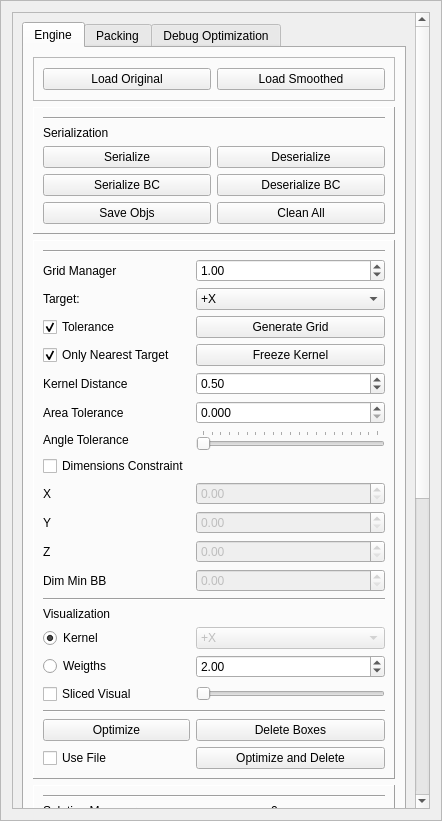
Old version of the form GUI/managers/enginemanager.ui in the repository alemuntoni/HeightFieldDecomposition.
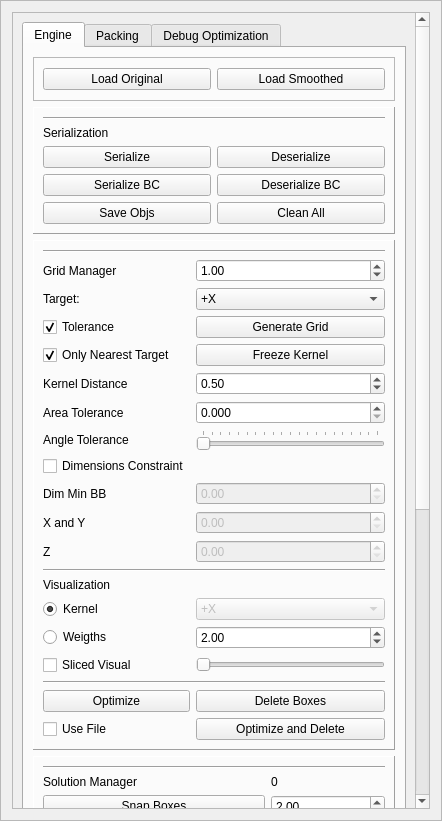
New version of the form.

Diff of the .ui file:
```diff
--- a/GUI/managers/enginemanager.ui
+++ b/GUI/managers/enginemanager.ui
@@ -64,7 +64,7 @@
         <x>0</x>
         <y>0</y>
         <width>406</width>
-        <height>1312</height>
+        <height>1283</height>
        </rect>
       </property>
       <layout class="QGridLayout" name="gridLayout_7">
@@ -333,13 +333,6 @@
                 </property>
                </widget>
               </item>
-              <item row="18" column="1">
-               <widget class="QDoubleSpinBox" name="yLimitSpinBox">
-                <property name="enabled">
-                 <bool>false</bool>
-                </property>
-               </widget>
-              </item>
               <item row="0" column="0" colspan="2">
                <widget class="Line" name="line">
                 <property name="orientation">
@@ -370,14 +363,14 @@
                 </property>
                </widget>
               </item>
-              <item row="21" column="0" colspan="2">
+              <item row="23" column="0" colspan="2">
                <widget class="Line" name="line_7">
                 <property name="orientation">
                  <enum>Qt::Horizontal</enum>
                 </property>
                </widget>
               </item>
-              <item row="31" column="0" colspan="2">
+              <item row="33" column="0" colspan="2">
                <widget class="Line" name="line_8">
                 <property name="orientation">
                  <enum>Qt::Horizontal</enum>
@@ -391,7 +384,7 @@
                 </property>
                </widget>
               </item>
-              <item row="22" column="0">
+              <item row="24" column="0">
                <widget class="QLabel" name="label_23">
                 <property name="text">
                  <string>Visualization</string>
@@ -405,10 +398,10 @@
                 </property>
                </widget>
               </item>
-              <item row="17" column="0">
+              <item row="18" column="0">
                <widget class="QLabel" name="label_24">
                 <property name="text">
-                 <string>X</string>
+                 <string>X and Y</string>
                 </property>
                </widget>
               </item>
@@ -419,7 +412,7 @@
                 </property>
                </widget>
               </item>
-              <item row="25" column="1">
+              <item row="27" column="1">
                <widget class="QDoubleSpinBox" name="stepDrawGridSpinBox">
                 <property name="minimum">
                  <double>0.010000000000000</double>
@@ -432,13 +425,6 @@
                 </property>
                </widget>
               </item>
-              <item row="18" column="0">
-               <widget class="QLabel" name="label_25">
-                <property name="text">
-                 <string>Y</string>
-                </property>
-               </widget>
-              </item>
               <item row="8" column="1">
                <widget class="QDoubleSpinBox" name="distanceSpinBox">
                 <property name="minimum">
@@ -462,21 +448,21 @@
                 </property>
                </widget>
               </item>
-              <item row="33" column="1">
+              <item row="35" column="1">
                <widget class="QPushButton" name="deleteBoxesPushButton">
                 <property name="text">
                  <string>Delete Boxes</string>
                 </property>
                </widget>
               </item>
-              <item row="17" column="1">
+              <item row="18" column="1">
                <widget class="QDoubleSpinBox" name="xLimitSpinBox">
                 <property name="enabled">
                  <bool>false</bool>
                 </property>
                </widget>
               </item>
-              <item row="26" column="1">
+              <item row="28" column="1">
                <widget class="QSlider" name="sliceSlider">
                 <property name="enabled">
                  <bool>false</bool>
@@ -486,14 +472,14 @@
                 </property>
                </widget>
               </item>
-              <item row="33" column="0">
+              <item row="35" column="0">
                <widget class="QPushButton" name="pushButton">
                 <property name="text">
                  <string>Optimize</string>
                 </property>
                </widget>
               </item>
-              <item row="34" column="0">
+              <item row="36" column="0">
                <widget class="QCheckBox" name="useFileCheckBox">
                 <property name="text">
                  <string>Use File</string>
@@ -545,7 +531,7 @@
                 </property>
                </widget>
               </item>
-              <item row="24" column="1">
+              <item row="26" column="1">
                <widget class="QComboBox" name="sliceComboBox">
                 <property name="enabled">
                  <bool>false</bool>
@@ -567,7 +553,7 @@
                 </item>
                </widget>
               </item>
-              <item row="34" column="1">
+              <item row="36" column="1">
                <widget class="QPushButton" name="createAndMinimizeAllPushButton">
                 <property name="text">
                  <string>Optimize and Delete</string>
@@ -581,14 +567,21 @@
                 </property>
                </widget>
               </item>
-              <item row="26" column="0">
+              <item row="28" column="0">
                <widget class="QCheckBox" name="sliceCheckBox">
                 <property name="text">
                  <string>Sliced Visual</string>
                 </property>
                </widget>
               </item>
-              <item row="24" column="0">
+              <item row="2" column="0">
+               <widget class="QLabel" name="label_3">
+                <property name="text">
+                 <string>Target:</string>
+                </property>
+               </widget>
+              </item>
+              <item row="26" column="0">
                <widget class="QRadioButton" name="kernelRadioButton">
                 <property name="text">
                  <string>Kernel</string>
@@ -632,14 +625,7 @@
                 </item>
                </widget>
               </item>
-              <item row="2" column="0">
-               <widget class="QLabel" name="label_3">
-                <property name="text">
-                 <string>Target:</string>
-                </property>
-               </widget>
-              </item>
-              <item row="25" column="0">
+              <item row="27" column="0">
                <widget class="QRadioButton" name="weigthsRadioButton">
                 <property name="text">
                  <string>Weigths</string>
@@ -666,14 +652,14 @@
                 </property>
                </widget>
               </item>
-              <item row="20" column="0">
+              <item row="17" column="0">
                <widget class="QLabel" name="label_27">
                 <property name="text">
                  <string>Dim Min BB</string>
                 </property>
                </widget>
               </item>
-              <item row="20" column="1">
+              <item row="17" column="1">
                <widget class="QDoubleSpinBox" name="minEdgeBBSpinBox">
                 <property name="enabled">
                  <bool>false</bool>
```
